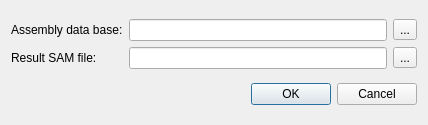
The window that src/corelibs/U2View/src/util_dna_assembly/ui/AssemblyToSamDialog.ui (violethaze74/ugene) describes before a commit, drawn with Qt 5.
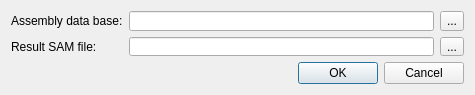
The same window after the commit.

```diff
--- a/src/corelibs/U2View/src/util_dna_assembly/ui/AssemblyToSamDialog.ui
+++ b/src/corelibs/U2View/src/util_dna_assembly/ui/AssemblyToSamDialog.ui
@@ -9,10 +9,16 @@
    <rect>
     <x>0</x>
     <y>0</y>
-    <width>428</width>
-    <height>125</height>
+    <width>475</width>
+    <height>95</height>
    </rect>
   </property>
+  <property name="minimumSize">
+   <size>
+    <width>475</width>
+    <height>95</height>
+   </size>
+  </property>
   <property name="windowTitle">
    <string>Convert UGENE Assembly Database to SAM Format</string>
   </property>
```
